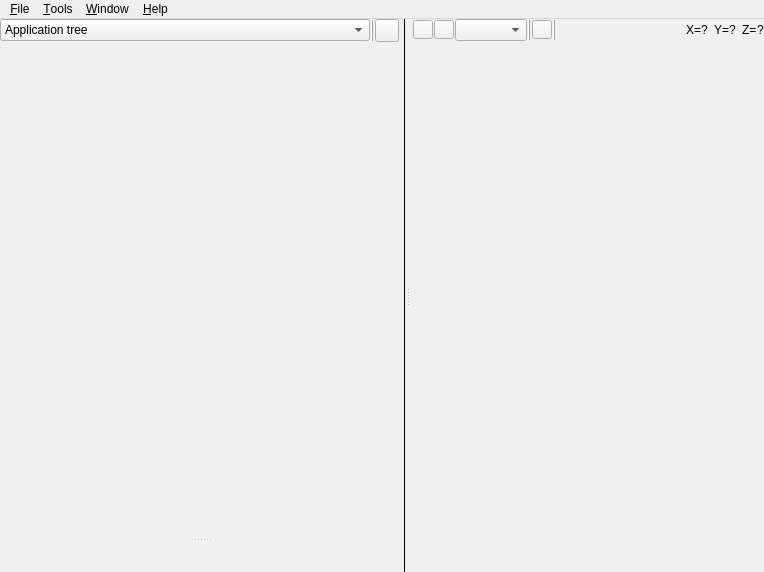
Above: src/mainwindow.ui from fougue/mayo before the change. Below: the same form after it.
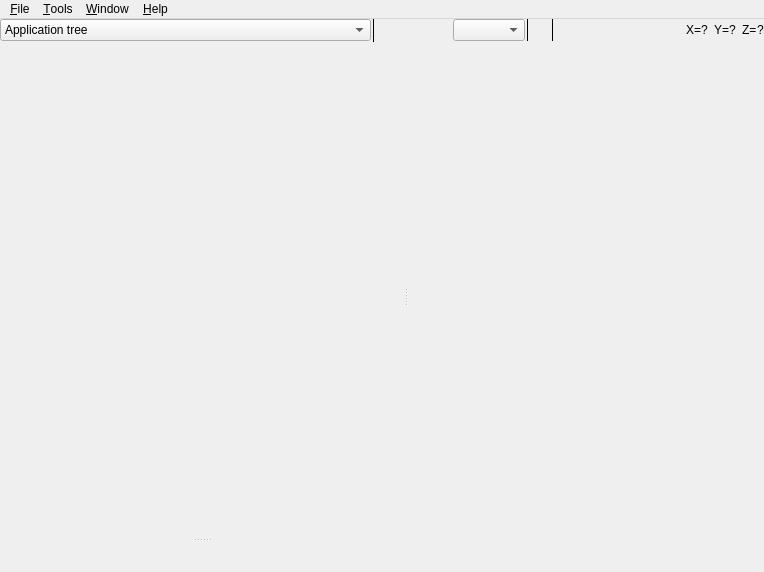
That is the form after the change. Icons and pictures are not drawn. Custom widgets are drawn as their Qt base class.

The edit to the form file:
```diff
--- a/src/mainwindow.ui
+++ b/src/mainwindow.ui
@@ -183,7 +183,7 @@
                   <item>
                    <widget class="Line" name="line_SeparatorComboLeftContents">
                     <property name="frameShadow">
-                     <enum>QFrame::Raised</enum>
+                     <enum>QFrame::Plain</enum>
                     </property>
                     <property name="orientation">
                      <enum>Qt::Vertical</enum>
@@ -191,13 +191,16 @@
                    </widget>
                   </item>
                   <item>
-                   <widget class="ButtonFlat" name="btn_CloseLeftSideBar">
+                   <widget class="QToolButton" name="btn_CloseLeftSideBar">
                     <property name="toolTip">
                      <string>Close Left Side Bar</string>
                     </property>
                     <property name="icon">
                      <iconset resource="../mayo.qrc">
-                      <normaloff>:/images/left-arrow-cross_16.png</normaloff>:/images/left-arrow-cross_16.png</iconset>
+                      <normaloff>:/images/themes/classic/left-arrow-cross_16.png</normaloff>:/images/themes/classic/left-arrow-cross_16.png</iconset>
+                    </property>
+                    <property name="autoRaise">
+                     <bool>true</bool>
                     </property>
                    </widget>
                   </item>
@@ -294,19 +297,6 @@
               </layout>
              </widget>
             </item>
-            <item>
-             <widget class="Line" name="line_LeftRightSeparator">
-              <property name="frameShadow">
-               <enum>QFrame::Plain</enum>
-              </property>
-              <property name="lineWidth">
-               <number>1</number>
-              </property>
-              <property name="orientation">
-               <enum>Qt::Vertical</enum>
-              </property>
-             </widget>
-            </item>
            </layout>
           </widget>
           <widget class="QWidget" name="widget_Right" native="true">
@@ -345,10 +335,10 @@
                 <number>0</number>
                </property>
                <item>
-                <widget class="ButtonFlat" name="btn_PreviousGuiDocument">
+                <widget class="QToolButton" name="btn_PreviousGuiDocument">
                  <property name="icon">
                   <iconset resource="../mayo.qrc">
-                   <normaloff>:/images/previous.png</normaloff>:/images/previous.png</iconset>
+                   <normaloff>:/images/themes/classic/back_32.png</normaloff>:/images/themes/classic/back_32.png</iconset>
                  </property>
                  <property name="iconSize">
                   <size>
@@ -356,13 +346,16 @@
                    <height>12</height>
                   </size>
                  </property>
+                 <property name="autoRaise">
+                  <bool>true</bool>
+                 </property>
                 </widget>
                </item>
                <item>
-                <widget class="ButtonFlat" name="btn_NextGuiDocument">
+                <widget class="QToolButton" name="btn_NextGuiDocument">
                  <property name="icon">
                   <iconset resource="../mayo.qrc">
-                   <normaloff>:/images/next.png</normaloff>:/images/next.png</iconset>
+                   <normaloff>:/images/themes/classic/next_32.png</normaloff>:/images/themes/classic/next_32.png</iconset>
                  </property>
                  <property name="iconSize">
                   <size>
@@ -370,6 +363,9 @@
                    <height>12</height>
                   </size>
                  </property>
+                 <property name="autoRaise">
+                  <bool>true</bool>
+                 </property>
                 </widget>
                </item>
                <item>
@@ -388,7 +384,7 @@
                <item>
                 <widget class="Line" name="line">
                  <property name="frameShadow">
-                  <enum>QFrame::Raised</enum>
+                  <enum>QFrame::Plain</enum>
                  </property>
                  <property name="orientation">
                   <enum>Qt::Vertical</enum>
@@ -396,10 +392,10 @@
                 </widget>
                </item>
                <item>
-                <widget class="ButtonFlat" name="btn_CloseGuiDocument">
+                <widget class="QToolButton" name="btn_CloseGuiDocument">
                  <property name="icon">
                   <iconset resource="../mayo.qrc">
-                   <normaloff>:/images/close.png</normaloff>:/images/close.png</iconset>
+                   <normaloff>:/images/themes/classic/cross_32.png</normaloff>:/images/themes/classic/cross_32.png</iconset>
                  </property>
                  <property name="iconSize">
                   <size>
@@ -407,12 +403,15 @@
                    <height>12</height>
                   </size>
                  </property>
+                 <property name="autoRaise">
+                  <bool>true</bool>
+                 </property>
                 </widget>
                </item>
                <item>
                 <widget class="Line" name="line_2">
                  <property name="frameShadow">
-                  <enum>QFrame::Raised</enum>
+                  <enum>QFrame::Plain</enum>
                  </property>
                  <property name="orientation">
                   <enum>Qt::Vertical</enum>
@@ -630,7 +629,7 @@
   <action name="actionSaveImageView">
    <property name="icon">
     <iconset resource="../mayo.qrc">
-     <normaloff>:/images/camera_32.png</normaloff>:/images/camera_32.png</iconset>
+     <normaloff>:/images/themes/classic/camera_32.png</normaloff>:/images/themes/classic/camera_32.png</iconset>
    </property>
    <property name="text">
     <string>Save View to Image</string>
@@ -648,7 +647,7 @@
   </action>
   <action name="actionPreviousDoc">
    <property name="icon">
-    <iconset resource="../mayo.qrc">
+    <iconset>
      <normaloff>:/images/previous.png</normaloff>:/images/previous.png</iconset>
    </property>
    <property name="text">
@@ -663,7 +662,7 @@
   </action>
   <action name="actionNextDoc">
    <property name="icon">
-    <iconset resource="../mayo.qrc">
+    <iconset>
      <normaloff>:/images/next.png</normaloff>:/images/next.png</iconset>
    </property>
    <property name="text">
@@ -678,7 +677,7 @@
   </action>
   <action name="actionCloseDoc">
    <property name="icon">
-    <iconset resource="../mayo.qrc">
+    <iconset>
      <normaloff>:/images/close.png</normaloff>:/images/close.png</iconset>
    </property>
    <property name="text">
@@ -702,7 +701,7 @@
   <action name="actionShowHideLeftSidebar">
    <property name="icon">
     <iconset resource="../mayo.qrc">
-     <normaloff>:/images/left_sidebar.png</normaloff>:/images/left_sidebar.png</iconset>
+     <normaloff>:/images/themes/classic/left-sidebar_32.png</normaloff>:/images/themes/classic/left-sidebar_32.png</iconset>
    </property>
    <property name="text">
     <string>Show/Hide Left Sidebar</string>
@@ -726,11 +725,6 @@
    <header>widget_document_item_props.h</header>
    <container>1</container>
   </customwidget>
-  <customwidget>
-   <class>ButtonFlat</class>
-   <extends>QToolButton</extends>
-   <header>button_flat.h</header>
-  </customwidget>
   <customwidget>
    <class>WidgetFileSystem</class>
    <extends>QWidget</extends>
```
